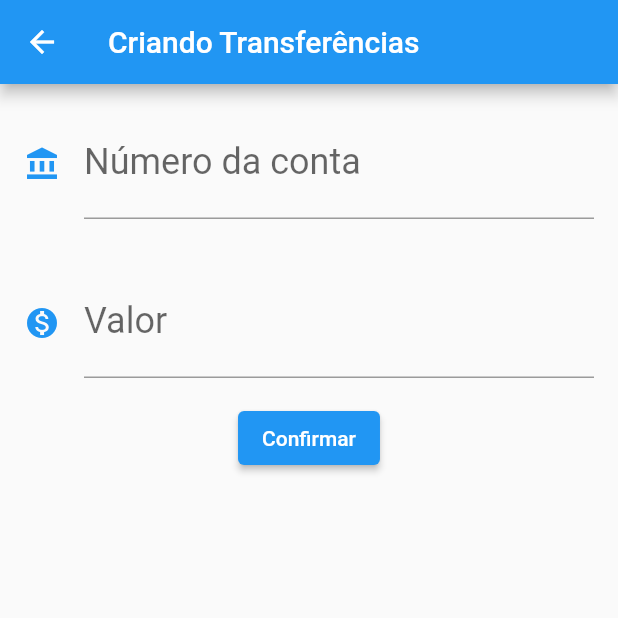
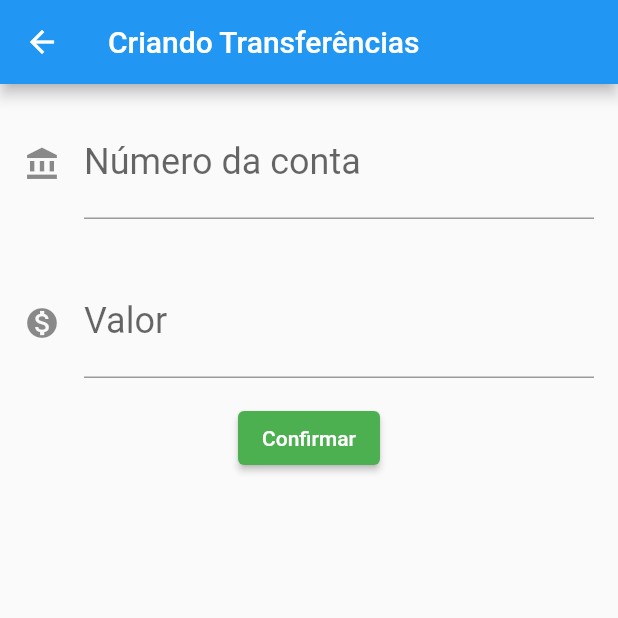
Before and after one commit to Wessh/FlutterBytebank, a Flutter app: the screen it shows after launch, after a tap on the "add" icon, on a phone screen of 412 x 824 dp, the top half of it. Run offline on Flutter 3.47's test engine with Material 2 defaults, Android fonts, the phone set to English and light mode, and no system bars.

Commit message:
Refatorando_o_projeto

```diff
--- /dev/null
+++ b/lib/components/editor.dart
@@ -0,0 +1,44 @@
+import 'package:flutter/material.dart';
+
+class Editor extends StatelessWidget {
+  final TextEditingController? controller;
+  final IconData? icon;
+  final Color? color;
+  final String? label;
+  final String? tip;
+  final Text? prefixInput;
+  final int? maxLength;
+
+  const Editor(
+      {Key? key,
+        this.controller,
+        this.icon,
+        this.color,
+        this.label,
+        this.tip,
+        this.maxLength,
+        this.prefixInput})
+      : super(key: key);
+
+  @override
+  Widget build(BuildContext context) {
+    return Padding(
+      padding: const EdgeInsets.all(16.0),
+      child: TextField(
+        controller: controller,
+        style: const TextStyle(fontSize: 24),
+        decoration: InputDecoration(
+          icon: icon != null ? Icon(icon, color: color) : null,
+          // Verifica se o valor do icone é nulo, caso seja, não mostra icone.
+          labelText: label,
+          hintText: tip,
+          prefix: prefixInput,
+          counter:
+          const Offstage(), //Oculta o contador de caracteres usado pelo maxLength
+        ),
+        keyboardType: TextInputType.number,
+        maxLength: maxLength,
+      ),
+    );
+  }
+}
--- a/lib/main.dart
+++ b/lib/main.dart
@@ -1,8 +1,9 @@
 // ignore_for_file: prefer_const_constructors
+import 'package:bytebank/screens/transferencia/lista.dart';
 import 'package:flutter/material.dart';
-import 'package:flutter/services.dart';
 
 void main() => runApp(BytebankApp());
+
 
 class BytebankApp extends StatelessWidget {
   const BytebankApp({Key? key}) : super(key: key);
@@ -10,184 +11,16 @@ class BytebankApp extends StatelessWidget {
   @override
   Widget build(BuildContext context) {
     return MaterialApp(
-      home: Scaffold(
-        body: ListaTransferencia(),
-      ),
-    );
+        theme: ThemeData(
+          colorScheme: ColorScheme.fromSwatch(
+            primarySwatch: Colors.green,
+            accentColor: Colors.blueAccent[700],
+          ),
+          buttonTheme: ButtonThemeData(
+          buttonColor: Colors.blueAccent[700],
+            textTheme: ButtonTextTheme.primary
+        ),
+        ),
+        home: ListaTransferencia());
   }
 }
-
-/* StatelessWidget = Conteudo de forma estatica
-   * StatefulWidget = Tem a capacidade de modificar itens de forma dinamica
-   */
-class ListaTransferencia extends StatefulWidget {
-  final List<Transferencia> _transferencia = []; //Cria uma lista vazia
-
-  @override
-  State<StatefulWidget> createState() {
-    return ListaTransferenciaState();
-  }
-}
-
-class ListaTransferenciaState extends State<ListaTransferencia> {
-  @override
-  Widget build(BuildContext context) {
-    return Scaffold(
-      appBar: AppBar(
-        title: Text('Transferências'),
-      ),
-      body: ListView.builder(
-        //.builder permite q a lista seja dinamica
-        itemCount: widget._transferencia.length,
-        // verifica quantos itens tem na lista
-        itemBuilder: (context, index) {
-          //Recebe o contexto e o indice = posição do item dentro do contexto
-          final transferencia = widget._transferencia[index]; //
-          return ItemTransferencia(
-              transferencia); // Retorna o widget ItemTransferencia com transferencia referente a aquele indice
-        },
-      ),
-      floatingActionButton: FloatingActionButton(
-        onPressed: () {
-          final Future<dynamic> future =
-              Navigator.push(context, MaterialPageRoute(builder: (context) {
-            return FormularioTransferencia();
-          })); //Usado para ir para outra página
-          future.then((transferenciaRecebida) {
-            if (transferenciaRecebida != null) {
-              setState(() {
-                // Pra enviar a modificação do state... usar sempre que estiver enviando dados para um stateful
-                widget._transferencia.add(transferenciaRecebida);
-              });
-            }
-          });
-        },
-        child: Icon(Icons.add),
-      ),
-    );
-  }
-}
-
-class FormularioTransferencia extends StatelessWidget {
-  // Caso apresente bug, Ex: perder os dados do Editor, quando alterar a rotação do aparelho. Transformar em Stateful
-  final TextEditingController _controllerNumeroConta = TextEditingController();
-  final TextEditingController _controllerValor = TextEditingController();
-
-  FormularioTransferencia({Key? key}) : super(key: key);
-
-  @override
-  Widget build(BuildContext context) {
-    return Scaffold(
-      appBar: AppBar(
-        title: Text('Criando Transferências'),
-      ),
-      body: SingleChildScrollView(
-        // Permite da o comportamento de scroll a um widget
-        child: Column(
-          children: [
-            Editor(
-              controller: _controllerNumeroConta,
-              label: 'Número da conta',
-              tip: '0000',
-              maxLength: 4,
-              icon: Icons.account_balance,
-              color: Colors.blue,
-            ),
-            Editor(
-              controller: _controllerValor,
-              label: 'Valor',
-              tip: '0.00',
-              prefixInput: Text('R\$ '),
-              icon: Icons.monetization_on,
-              color: Colors.blue,
-            ),
-            ElevatedButton(
-              onPressed: () => _criaTransferencia(context),
-              child: Text('Confirmar'),
-            ),
-          ],
-        ),
-      ),
-    );
-  }
-
-  void _criaTransferencia(BuildContext context) {
-    final int? numeroConta = int.tryParse(_controllerNumeroConta.text);
-    final double? valor = double.tryParse(_controllerValor.text);
-    if (numeroConta != null && valor != null) {
-      final transferenciaCriada = Transferencia(valor, numeroConta);
-      Navigator.pop(context, transferenciaCriada);
-    }
-  }
-}
-
-class ItemTransferencia extends StatelessWidget {
-  final Transferencia _transferencia;
-
-  // ignore: prefer_const_constructors_in_immutables
-  ItemTransferencia(this._transferencia, {Key? key}) : super(key: key);
-
-  @override
-  Widget build(BuildContext context) {
-    return Card(
-        child: ListTile(
-      leading: Icon(Icons.monetization_on),
-      title: Text(_transferencia.valor.toString()),
-      subtitle: Text(_transferencia.numeroConta.toString()),
-    ));
-  }
-}
-
-class Editor extends StatelessWidget {
-  final TextEditingController? controller;
-  final IconData? icon;
-  final Color? color;
-  final String? label;
-  final String? tip;
-  final Text? prefixInput;
-  final int? maxLength;
-
-  const Editor(
-      {Key? key,
-      this.controller,
-      this.icon,
-      this.color,
-      this.label,
-      this.tip,
-      this.maxLength,
-      this.prefixInput})
-      : super(key: key);
-
-  @override
-  Widget build(BuildContext context) {
-    return Padding(
-      padding: const EdgeInsets.all(16.0),
-      child: TextField(
-        controller: controller,
-        style: TextStyle(fontSize: 24),
-        decoration: InputDecoration(
-          icon: icon != null ? Icon(icon, color: color) : null,
-          // Verifica se o valor do icone é nulo, caso seja, não mostra icone.
-          labelText: label,
-          hintText: tip,
-          prefix: prefixInput,
-          counter:
-              Offstage(), //Oculta o contador de caracteres usado pelo maxLength
-        ),
-        keyboardType: TextInputType.number,
-        maxLength: maxLength,
-      ),
-    );
-  }
-}
-
-class Transferencia {
-  late final double valor;
-  late final int numeroConta;
-
-  Transferencia(this.valor, this.numeroConta);
-
-  @override
-  String toString() =>
-      'Transferencia(valor: $valor, numeroConta: $numeroConta)';
-}
--- /dev/null
+++ b/lib/models/transferencia.dart
@@ -0,0 +1,10 @@
+class Transferencia {
+  late final double valor;
+  late final int numeroConta;
+
+  Transferencia(this.valor, this.numeroConta);
+
+  @override
+  String toString() =>
+      'Transferencia(valor: $valor, numeroConta: $numeroConta)';
+}
--- /dev/null
+++ b/lib/screens/transferencia/formulario.dart
@@ -0,0 +1,63 @@
+import 'package:bytebank/components/editor.dart';
+import 'package:bytebank/models/transferencia.dart';
+import 'package:flutter/material.dart';
+
+const _titleAppBar = 'Criando Transferências';
+const _labelNumConta = 'Número da conta';
+const _tipNumConta = '0000';
+const _labelValor = 'Valor';
+const _tipValor = '0.00';
+const _btnConfirmar = 'Confirmar';
+const _prefixInputValor = 'R\$ ';
+class FormularioTransferencia extends StatelessWidget {
+  // Caso apresente bug, Ex: perder os dados do Editor, quando alterar a rotação do aparelho. Transformar em Stateful
+  final TextEditingController _controllerNumeroConta = TextEditingController();
+  final TextEditingController _controllerValor = TextEditingController();
+
+  FormularioTransferencia({Key? key}) : super(key: key);
+
+  @override
+  Widget build(BuildContext context) {
+    return Scaffold(
+      appBar: AppBar(
+        title: const Text(_titleAppBar),
+      ),
+      body: SingleChildScrollView(
+        // Permite da o comportamento de scroll a um widget
+        child: Column(
+          children: [
+            Editor(
+              controller: _controllerNumeroConta,
+              label: _labelNumConta,
+              tip: _tipNumConta,
+              maxLength: 4,
+              icon: Icons.account_balance,
+              //color: Colors.blue,
+            ),
+            Editor(
+              controller: _controllerValor,
+              label: _labelValor,
+              tip: _tipValor,
+              prefixInput: const Text(_prefixInputValor),
+              icon: Icons.monetization_on,
+              //color: Colors.blue,
+            ),
+            ElevatedButton(
+              onPressed: () => _criaTransferencia(context),
+              child: const Text(_btnConfirmar),
+            ),
+          ],
+        ),
+      ),
+    );
+  }
+
+  void _criaTransferencia(BuildContext context) {
+    final int? numeroConta = int.tryParse(_controllerNumeroConta.text);
+    final double? valor = double.tryParse(_controllerValor.text);
+    if (numeroConta != null && valor != null) {
+      final transferenciaCriada = Transferencia(valor, numeroConta);
+      Navigator.pop(context, transferenciaCriada);
+    }
+  }
+}
--- /dev/null
+++ b/lib/screens/transferencia/lista.dart
@@ -0,0 +1,77 @@
+/* StatelessWidget = Conteudo de forma estatica
+   * StatefulWidget = Tem a capacidade de modificar itens de forma dinamica
+   */
+import 'package:bytebank/models/transferencia.dart';
+import 'package:flutter/material.dart';
+
+import 'formulario.dart';
+
+const _title = 'Transferências';
+
+class ListaTransferencia extends StatefulWidget {
+  final List<Transferencia> _transferencia = [];
+
+  ListaTransferencia({Key? key}) : super(key: key); //Cria uma lista vazia
+
+  @override
+  State<StatefulWidget> createState() {
+    return ListaTransferenciaState();
+  }
+}
+
+class ListaTransferenciaState extends State<ListaTransferencia> {
+  @override
+  Widget build(BuildContext context) {
+    return Scaffold(
+      appBar: AppBar(
+        title: const Text(_title),
+      ),
+      body: ListView.builder(
+        //.builder permite q a lista seja dinamica
+        itemCount: widget._transferencia.length,
+        // verifica quantos itens tem na lista
+        itemBuilder: (context, index) {
+          //Recebe o contexto e o indice = posição do item dentro do contexto
+          final transferencia = widget._transferencia[index]; //
+          return ItemTransferencia(
+              transferencia); // Retorna o widget ItemTransferencia com transferencia referente a aquele indice
+        },
+      ),
+      floatingActionButton: FloatingActionButton(
+        onPressed: () {
+          Navigator.push(context, MaterialPageRoute(builder: (context) {
+            //Navigation.push Usado para ir para outra página
+            return FormularioTransferencia();
+          })).then((transferenciaRecebida) => _atualiza(transferenciaRecebida));
+        },
+        child: const Icon(Icons.add),
+      ),
+    );
+  }
+
+  void _atualiza(transferenciaRecebida) {
+    if (transferenciaRecebida != null) {
+      setState(() {
+        // Pra enviar a modificação do state... usar sempre que estiver enviando dados para um stateful
+        widget._transferencia.add(transferenciaRecebida);
+      });
+    }
+  }
+}
+
+class ItemTransferencia extends StatelessWidget {
+  final Transferencia _transferencia;
+
+  // ignore: prefer_const_constructors_in_immutables
+  ItemTransferencia(this._transferencia, {Key? key}) : super(key: key);
+
+  @override
+  Widget build(BuildContext context) {
+    return Card(
+        child: ListTile(
+      leading: const Icon(Icons.monetization_on),
+      title: Text(_transferencia.valor.toString()),
+      subtitle: Text(_transferencia.numeroConta.toString()),
+    ));
+  }
+}
```
